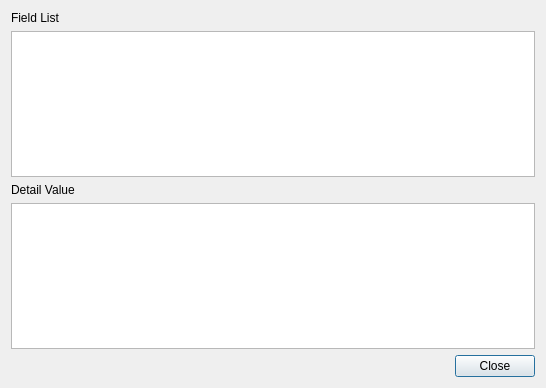
Old version of the form CertMan/csr_info_dlg.ui in the repository jykim74/CertMan.
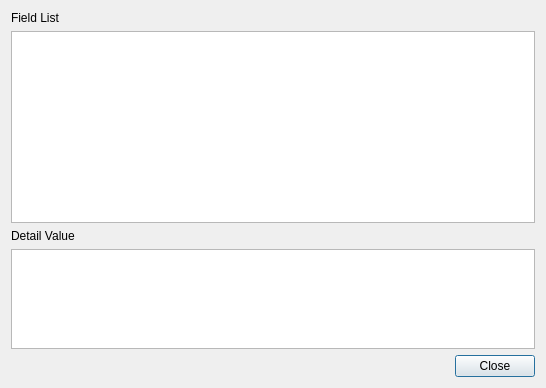
New version of the form.

The edit to the form file:
```diff
--- a/CertMan/csr_info_dlg.ui
+++ b/CertMan/csr_info_dlg.ui
@@ -32,7 +32,14 @@
     </widget>
    </item>
    <item>
-    <widget class="QPlainTextEdit" name="mDetailText"/>
+    <widget class="QPlainTextEdit" name="mDetailText">
+     <property name="maximumSize">
+      <size>
+       <width>16777215</width>
+       <height>100</height>
+      </size>
+     </property>
+    </widget>
    </item>
    <item>
     <layout class="QGridLayout" name="gridLayout">
```
Left out of the diff: 2 changed lines with no effect on the pictures.
